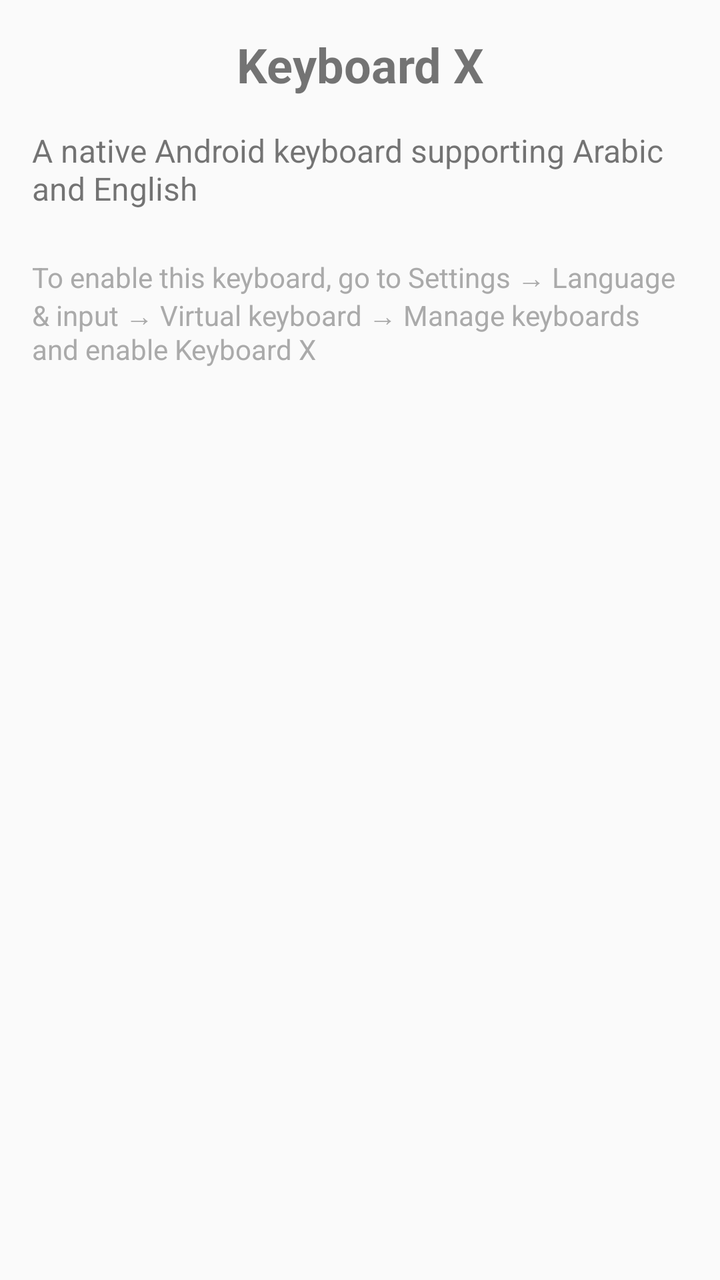
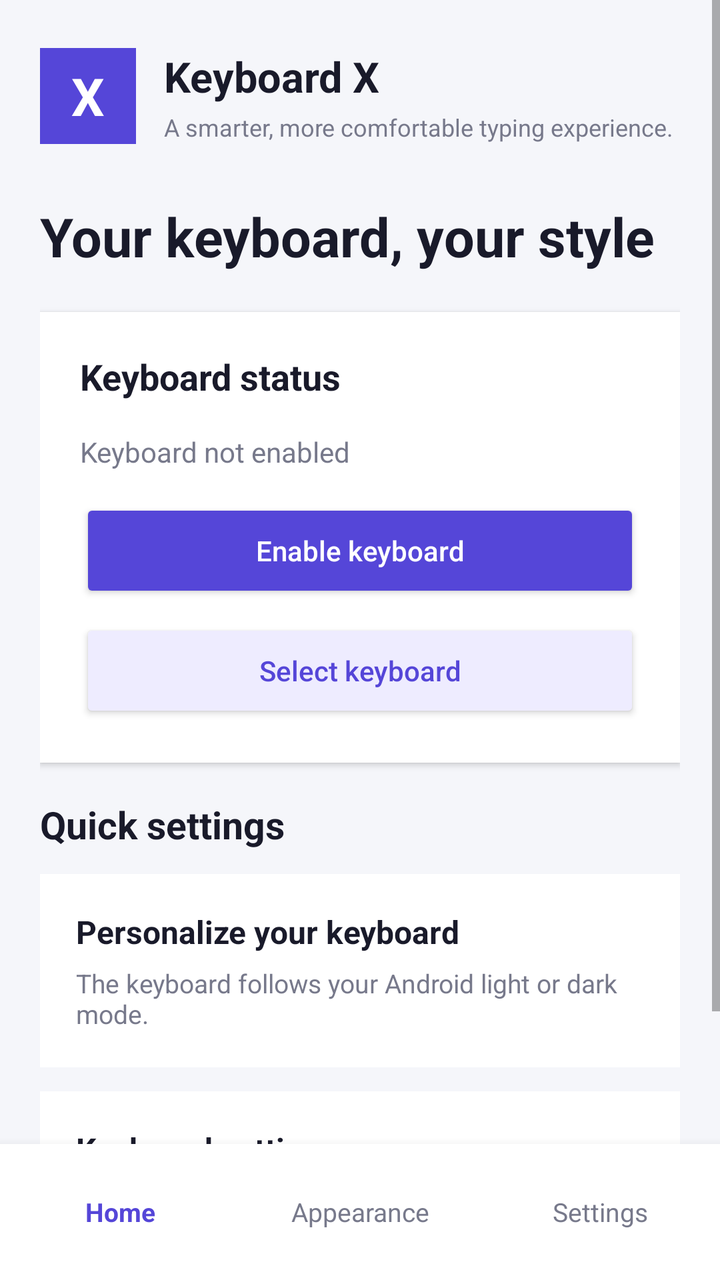

Compare the two renders of this Android layout. The source of the first and the diff that turns it into the second are given below.
<!-- AndroidManifest.xml: activity theme Theme.KeyboardX -->
<!-- res/layout/activity_main.xml -->
<?xml version="1.0" encoding="utf-8"?>
<LinearLayout xmlns:android="http://schemas.android.com/apk/res/android"
    android:layout_width="match_parent"
    android:layout_height="match_parent"
    android:orientation="vertical"
    android:padding="16dp">

    <TextView
        android:layout_width="match_parent"
        android:layout_height="wrap_content"
        android:text="@string/app_name"
        android:textAlignment="center"
        android:textSize="24sp"
        android:textStyle="bold"
        android:layout_marginBottom="16dp" />

    <TextView
        android:layout_width="match_parent"
        android:layout_height="wrap_content"
        android:text="@string/ime_description"
        android:textSize="16sp"
        android:layout_marginBottom="24dp" />

    <TextView
        android:layout_width="match_parent"
        android:layout_height="wrap_content"
        android:text="@string/activation_instructions"
        android:textSize="14sp"
        android:textColor="@android:color/darker_gray" />

</LinearLayout>
<!-- resources referenced by this layout -->
<resources>
  <string name="activation_instructions">To enable this keyboard, go to Settings → Language &amp; input → Virtual keyboard → Manage keyboards and enable Keyboard X</string>
  <string name="app_name">Keyboard X</string>
  <string name="ime_description">A native Android keyboard supporting Arabic and English</string>
  <style name="Theme.KeyboardX" parent="Theme.AppCompat.Light.NoActionBar">
          <item name="colorPrimary">@color/purple_500</item>
          <item name="colorPrimaryDark">@color/purple_700</item>
          <item name="colorAccent">@color/teal_200</item>
          <item name="android:windowLightStatusBar">true</item>
          <item name="android:statusBarColor">@color/purple_700</item>
          <item name="android:navigationBarColor">@color/black</item>
      </style>
  <color name="purple_500">#FF6200EE</color>
  <color name="purple_700">#FF3700B3</color>
  <color name="teal_200">#FF03DAC5</color>
  <color name="black">#FF000000</color>
</resources>

<!-- the commit's change to res/layout/activity_main.xml (unified diff, before → after) -->
@@ -1,31 +1,446 @@
 <?xml version="1.0" encoding="utf-8"?>
 <LinearLayout xmlns:android="http://schemas.android.com/apk/res/android"
+    android:id="@+id/mainRoot"
     android:layout_width="match_parent"
     android:layout_height="match_parent"
     android:orientation="vertical"
-    android:padding="16dp">
-
-    <TextView
+    android:background="#F5F6FA"
+    android:layoutDirection="locale">
+
+    <ScrollView
         android:layout_width="match_parent"
-        android:layout_height="wrap_content"
-        android:text="@string/app_name"
-        android:textAlignment="center"
-        android:textSize="24sp"
-        android:textStyle="bold"
-        android:layout_marginBottom="16dp" />
-
-    <TextView
+        android:layout_height="0dp"
+        android:layout_weight="1"
+        android:fillViewport="true"
+        android:clipToPadding="false">
+
+        <LinearLayout
+            android:layout_width="match_parent"
+            android:layout_height="wrap_content"
+            android:orientation="vertical"
+            android:paddingStart="20dp"
+            android:paddingEnd="20dp"
+            android:paddingTop="24dp"
+            android:paddingBottom="20dp">
+
+            
+            <LinearLayout
+                android:layout_width="match_parent"
+                android:layout_height="wrap_content"
+                android:gravity="center_vertical"
+                android:orientation="horizontal"
+                android:layout_marginBottom="28dp">
+
+                <TextView
+                    android:layout_width="48dp"
+                    android:layout_height="48dp"
+                    android:gravity="center"
+                    android:text="X"
+                    android:textColor="#FFFFFF"
+                    android:textSize="26sp"
+                    android:textStyle="bold"
+                    android:background="#5546D8" />
+
+                <LinearLayout
+                    android:layout_width="0dp"
+                    android:layout_height="wrap_content"
+                    android:layout_weight="1"
+                    android:orientation="vertical"
+                    android:paddingStart="14dp">
+
+                    <TextView
+                        android:layout_width="wrap_content"
+                        android:layout_height="wrap_content"
+                        android:text="@string/app_name"
+                        android:textColor="#191A2A"
+                        android:textSize="21sp"
+                        android:textStyle="bold" />
+
+                    <TextView
+                        android:layout_width="wrap_content"
+                        android:layout_height="wrap_content"
+                        android:text="@string/home_subtitle"
+                        android:textColor="#77798B"
+                        android:textSize="12sp"
+                        android:layout_marginTop="3dp" />
+                </LinearLayout>
+            </LinearLayout>
+
+            
+            <LinearLayout
+                android:id="@+id/homeScreen"
+                android:layout_width="match_parent"
+                android:layout_height="wrap_content"
+                android:orientation="vertical"
+                android:visibility="visible">
+
+                <TextView
+                    android:layout_width="match_parent"
+                    android:layout_height="wrap_content"
+                    android:text="@string/home_greeting"
+                    android:textColor="#191A2A"
+                    android:textSize="27sp"
+                    android:textStyle="bold"
+                    android:layout_marginBottom="20dp" />
+
+                
+                <LinearLayout
+                    android:layout_width="match_parent"
+                    android:layout_height="wrap_content"
+                    android:orientation="vertical"
+                    android:padding="20dp"
+                    android:background="#FFFFFF"
+                    android:elevation="2dp"
+                    android:layout_marginBottom="18dp">
+
+                    <TextView
+                        android:layout_width="match_parent"
+                        android:layout_height="wrap_content"
+                        android:text="@string/keyboard_status_title"
+                        android:textColor="#191A2A"
+                        android:textSize="18sp"
+                        android:textStyle="bold"
+                        android:layout_marginBottom="16dp" />
+
+                    <TextView
+                        android:id="@+id/keyboardEnabledStatus"
+                        android:layout_width="match_parent"
+                        android:layout_height="wrap_content"
+                        android:text="@string/keyboard_not_enabled"
+                        android:textColor="#77798B"
+                        android:textSize="14sp"
+                        android:layout_marginBottom="14dp" />
+
+                    <Button
+                        android:id="@+id/enableKeyboardButton"
+                        android:layout_width="match_parent"
+                        android:layout_height="52dp"
+                        android:text="@string/enable_keyboard"
+                        android:textAllCaps="false"
+                        android:textColor="#FFFFFF"
+                        android:backgroundTint="#5546D8" />
+
+                    <Button
+                        android:id="@+id/selectKeyboardButton"
+                        android:layout_width="match_parent"
+                        android:layout_height="52dp"
+                        android:layout_marginTop="8dp"
+                        android:text="@string/select_keyboard"
+                        android:textAllCaps="false"
+                        android:textColor="#5546D8"
+                        android:backgroundTint="#EEECFF" />
+                </LinearLayout>
+
+                
+                <TextView
+                    android:layout_width="match_parent"
+                    android:layout_height="wrap_content"
+                    android:text="@string/quick_settings"
+                    android:textColor="#191A2A"
+                    android:textSize="19sp"
+                    android:textStyle="bold"
+                    android:layout_marginBottom="12dp" />
+
+                <LinearLayout
+                    android:id="@+id/homeAppearanceShortcut"
+                    android:layout_width="match_parent"
+                    android:layout_height="wrap_content"
+                    android:orientation="vertical"
+                    android:padding="18dp"
+                    android:background="#FFFFFF"
+                    android:clickable="true"
+                    android:focusable="true"
+                    android:layout_marginBottom="12dp">
+
+                    <TextView
+                        android:layout_width="match_parent"
+                        android:layout_height="wrap_content"
+                        android:text="@string/appearance_title"
+                        android:textColor="#191A2A"
+                        android:textSize="16sp"
+                        android:textStyle="bold" />
+
+                    <TextView
+                        android:layout_width="match_parent"
+                        android:layout_height="wrap_content"
+                        android:text="@string/system_theme_description"
+                        android:textColor="#77798B"
+                        android:textSize="13sp"
+                        android:layout_marginTop="6dp" />
+                </LinearLayout>
+
+                <LinearLayout
+                    android:id="@+id/homeSettingsShortcut"
+                    android:layout_width="match_parent"
+                    android:layout_height="wrap_content"
+                    android:orientation="vertical"
+                    android:padding="18dp"
+                    android:background="#FFFFFF"
+                    android:clickable="true"
+                    android:focusable="true">
+
+                    <TextView
+                        android:layout_width="match_parent"
+                        android:layout_height="wrap_content"
+                        android:text="@string/settings_title"
+                        android:textColor="#191A2A"
+                        android:textSize="16sp"
+                        android:textStyle="bold" />
+
+                    <TextView
+                        android:layout_width="match_parent"
+                        android:layout_height="wrap_content"
+                        android:text="@string/sound_description"
+                        android:textColor="#77798B"
+                        android:textSize="13sp"
+                        android:layout_marginTop="6dp" />
+                </LinearLayout>
+            </LinearLayout>
+
+            
+            <LinearLayout
+                android:id="@+id/appearanceScreen"
+                android:layout_width="match_parent"
+                android:layout_height="wrap_content"
+                android:orientation="vertical"
+                android:visibility="gone">
+
+                <TextView
+                    android:layout_width="match_parent"
+                    android:layout_height="wrap_content"
+                    android:text="@string/appearance_title"
+                    android:textColor="#191A2A"
+                    android:textSize="26sp"
+                    android:textStyle="bold"
+                    android:layout_marginBottom="8dp" />
+
+                <TextView
+                    android:layout_width="match_parent"
+                    android:layout_height="wrap_content"
+                    android:text="@string/appearance_subtitle"
+                    android:textColor="#77798B"
+                    android:textSize="14sp"
+                    android:layout_marginBottom="22dp" />
+
+                <LinearLayout
+                    android:layout_width="match_parent"
+                    android:layout_height="wrap_content"
+                    android:orientation="vertical"
+                    android:padding="18dp"
+                    android:background="#FFFFFF"
+                    android:layout_marginBottom="12dp">
+
+                    <TextView
+                        android:layout_width="match_parent"
+                        android:layout_height="wrap_content"
+                        android:text="@string/system_theme_title"
+                        android:textColor="#191A2A"
+                        android:textSize="16sp"
+                        android:textStyle="bold" />
+
+                    <TextView
+                        android:layout_width="match_parent"
+                        android:layout_height="wrap_content"
+                        android:text="@string/system_theme_description"
+                        android:textColor="#77798B"
+                        android:textSize="13sp"
+                        android:layout_marginTop="6dp" />
+                </LinearLayout>
+
+                <LinearLayout
+                    android:id="@+id/keyboardBackgroundOption"
+                    android:layout_width="match_parent"
+                    android:layout_height="wrap_content"
+                    android:orientation="vertical"
+                    android:padding="18dp"
+                    android:background="#FFFFFF">
+
+                    <TextView
+                        android:layout_width="match_parent"
+                        android:layout_height="wrap_content"
+                        android:text="@string/keyboard_background_title"
+                        android:textColor="#191A2A"
+                        android:textSize="16sp"
+                        android:textStyle="bold" />
+
+                    <TextView
+                        android:layout_width="match_parent"
+                        android:layout_height="wrap_content"
+                        android:text="@string/keyboard_background_description"
+                        android:textColor="#77798B"
+                        android:textSize="13sp"
+                        android:layout_marginTop="6dp" />
+                </LinearLayout>
+            </LinearLayout>
+
+            
+            <LinearLayout
+                android:id="@+id/settingsScreen"
+                android:layout_width="match_parent"
+                android:layout_height="wrap_content"
+                android:orientation="vertical"
+                android:visibility="gone">
+
+                <TextView
+                    android:layout_width="match_parent"
+                    android:layout_height="wrap_content"
+                    android:text="@string/settings_title"
+                    android:textColor="#191A2A"
+                    android:textSize="26sp"
+                    android:textStyle="bold"
+                    android:layout_marginBottom="8dp" />
+
+                <TextView
+                    android:layout_width="match_parent"
+                    android:layout_height="wrap_content"
+                    android:text="@string/settings_subtitle"
+                    android:textColor="#77798B"
+                    android:textSize="14sp"
+                    android:layout_marginBottom="22dp" />
+
+                <LinearLayout
+                    android:layout_width="match_parent"
+                    android:layout_height="wrap_content"
+                    android:orientation="vertical"
+                    android:padding="18dp"
+                    android:background="#FFFFFF"
+                    android:layout_marginBottom="12dp">
+
+                    <TextView
+                        android:layout_width="match_parent"
+                        android:layout_height="wrap_content"
+                        android:text="@string/sound_title"
+                        android:textColor="#191A2A"
+                        android:textSize="16sp"
+                        android:textStyle="bold" />
+
+                    <TextView
+                        android:id="@+id/soundStatus"
+                        android:layout_width="match_parent"
+                        android:layout_height="wrap_content"
+                        android:text="@string/sound_disabled"
+                        android:textColor="#77798B"
+                        android:textSize="13sp"
+                        android:layout_marginTop="6dp" />
+
+                    <Button
+                        android:id="@+id/soundToggleButton"
+                        android:layout_width="match_parent"
+                        android:layout_height="48dp"
+                        android:layout_marginTop="12dp"
+                        android:text="@string/sound_title"
+                        android:textAllCaps="false"
+                        android:textColor="#5546D8"
+                        android:backgroundTint="#EEECFF" />
+                </LinearLayout>
+
+                <LinearLayout
+                    android:layout_width="match_parent"
+                    android:layout_height="wrap_content"
+                    android:orientation="vertical"
+                    android:padding="18dp"
+                    android:background="#FFFFFF"
+                    android:layout_marginBottom="12dp">
+
+                    <TextView
+                        android:layout_width="match_parent"
+                        android:layout_height="wrap_content"
+                        android:text="@string/language_title"
+                        android:textColor="#191A2A"
+                        android:textSize="16sp"
+                        android:textStyle="bold" />
+
+                    <TextView
+                        android:layout_width="match_parent"
+                        android:layout_height="wrap_content"
+                        android:text="@string/language_description"
+                        android:textColor="#77798B"
+                        android:textSize="13sp"
+                        android:layout_marginTop="6dp" />
+                </LinearLayout>
+
+                <LinearLayout
+                    android:layout_width="match_parent"
+                    android:layout_height="wrap_content"
+                    android:orientation="vertical"
+                    android:padding="18dp"
+                    android:background="#FFFFFF">
+
+                    <TextView
+                        android:layout_width="match_parent"
+                        android:layout_height="wrap_content"
+                        android:text="@string/about_title"
+                        android:textColor="#191A2A"
+                        android:textSize="16sp"
+                        android:textStyle="bold" />
+
+                    <TextView
+                        android:layout_width="match_parent"
+                        android:layout_height="wrap_content"
+                        android:text="@string/version_label"
+                        android:textColor="#77798B"
+                        android:textSize="13sp"
+                        android:layout_marginTop="6dp" />
+
+                    <TextView
+                        android:layout_width="match_parent"
+                        android:layout_height="wrap_content"
+                        android:text="0.1.0"
+                        android:textColor="#5546D8"
+                        android:textSize="14sp"
+                        android:textStyle="bold"
+                        android:layout_marginTop="4dp" />
+                </LinearLayout>
+            </LinearLayout>
+        </LinearLayout>
+    </ScrollView>
+
+    
+    <LinearLayout
+        android:id="@+id/bottomNavigation"
         android:layout_width="match_parent"
-        android:layout_height="wrap_content"
-        android:text="@string/ime_description"
-        android:textSize="16sp"
-        android:layout_marginBottom="24dp" />
-
-    <TextView
-        android:layout_width="match_parent"
-        android:layout_height="wrap_content"
-        android:text="@string/activation_instructions"
-        android:textSize="14sp"
-        android:textColor="@android:color/darker_gray" />
+        android:layout_height="68dp"
+        android:orientation="horizontal"
+        android:gravity="center"
+        android:background="#FFFFFF"
+        android:elevation="8dp">
+
+        <TextView
+            android:id="@+id/navHome"
+            android:layout_width="0dp"
+            android:layout_height="match_parent"
+            android:layout_weight="1"
+            android:gravity="center"
+            android:text="@string/nav_home"
+            android:textColor="#5546D8"
+            android:textSize="13sp"
+            android:textStyle="bold"
+            android:clickable="true"
+            android:focusable="true" />
+
+        <TextView
+            android:id="@+id/navAppearance"
+            android:layout_width="0dp"
+            android:layout_height="match_parent"
+            android:layout_weight="1"
+            android:gravity="center"
+            android:text="@string/nav_appearance"
+            android:textColor="#77798B"
+            android:textSize="13sp"
+            android:clickable="true"
+            android:focusable="true" />
+
+        <TextView
+            android:id="@+id/navSettings"
+            android:layout_width="0dp"
+            android:layout_height="match_parent"
+            android:layout_weight="1"
+            android:gravity="center"
+            android:text="@string/nav_settings"
+            android:textColor="#77798B"
+            android:textSize="13sp"
+            android:clickable="true"
+            android:focusable="true" />
+    </LinearLayout>
 
 </LinearLayout>
<!-- resource entries referenced after the edit -->
@@ -1,8 +1,31 @@
 <!-- resources referenced by this layout -->
 <resources>
-  <string name="activation_instructions">To enable this keyboard, go to Settings → Language &amp; input → Virtual keyboard → Manage keyboards and enable Keyboard X</string>
+  <string name="about_title">About Keyboard X</string>
   <string name="app_name">Keyboard X</string>
-  <string name="ime_description">A native Android keyboard supporting Arabic and English</string>
+  <string name="appearance_subtitle">Make your typing experience feel like yours.</string>
+  <string name="appearance_title">Personalize your keyboard</string>
+  <string name="enable_keyboard">Enable keyboard</string>
+  <string name="home_greeting">Your keyboard, your style</string>
+  <string name="home_subtitle">A smarter, more comfortable typing experience.</string>
+  <string name="keyboard_background_description">Manage the keyboard background.</string>
+  <string name="keyboard_background_title">Keyboard background</string>
+  <string name="keyboard_not_enabled">Keyboard not enabled</string>
+  <string name="keyboard_status_title">Keyboard status</string>
+  <string name="language_description">Arabic and English keyboard layouts.</string>
+  <string name="language_title">Languages</string>
+  <string name="nav_appearance">Appearance</string>
+  <string name="nav_home">Home</string>
+  <string name="nav_settings">Settings</string>
+  <string name="quick_settings">Quick settings</string>
+  <string name="select_keyboard">Select keyboard</string>
+  <string name="settings_subtitle">Control how your keyboard behaves.</string>
+  <string name="settings_title">Keyboard settings</string>
+  <string name="sound_description">Play a sound when you press a key.</string>
+  <string name="sound_disabled">Sound off</string>
+  <string name="sound_title">Keypress sound</string>
+  <string name="system_theme_description">The keyboard follows your Android light or dark mode.</string>
+  <string name="system_theme_title">System theme</string>
+  <string name="version_label">Version</string>
   <style name="Theme.KeyboardX" parent="Theme.AppCompat.Light.NoActionBar">
           <item name="colorPrimary">@color/purple_500</item>
           <item name="colorPrimaryDark">@color/purple_700</item>
